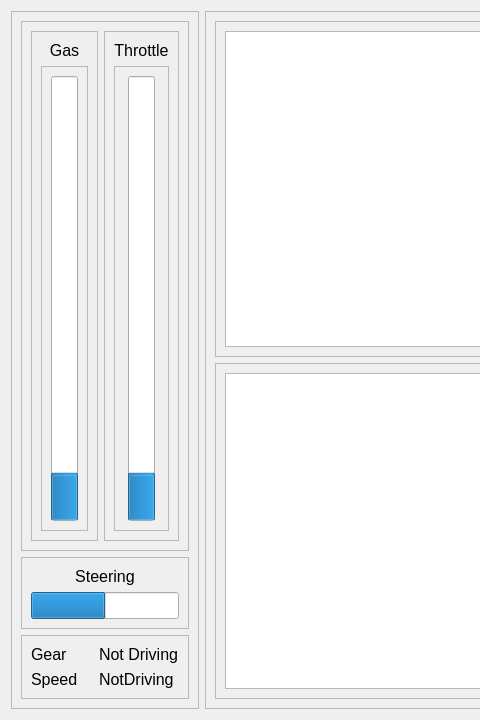
Before: the Qt Designer form ui/driverinput.ui in maxtorm12138/acc-engineer, drawn with Qt 5; both pictures show x 0 to 480 and y 0 to 720 of the 1280 by 720 pixel window.
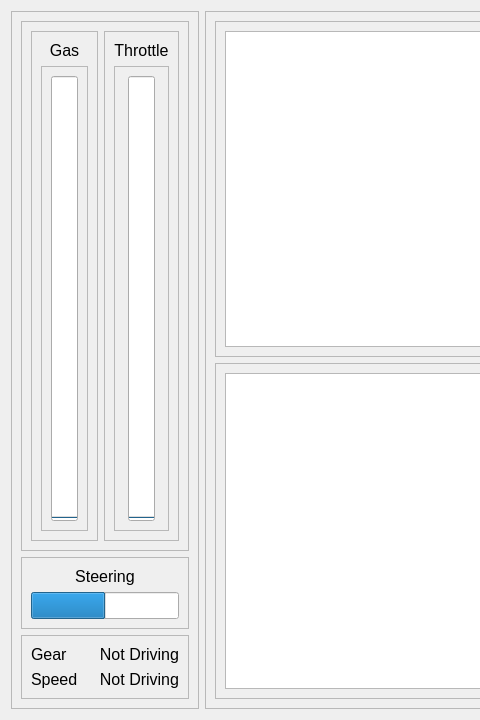
After: the same form once the commit is applied. Custom widgets are drawn as their Qt base class.

Patch:
```diff
--- a/ui/driverinput.ui
+++ b/ui/driverinput.ui
@@ -85,7 +85,7 @@
                   </sizepolicy>
                  </property>
                  <property name="value">
-                  <number>10</number>
+                  <number>0</number>
                  </property>
                  <property name="alignment">
                   <set>Qt::AlignJustify|Qt::AlignTop</set>
@@ -141,7 +141,7 @@
                   </sizepolicy>
                  </property>
                  <property name="value">
-                  <number>10</number>
+                  <number>0</number>
                  </property>
                  <property name="alignment">
                   <set>Qt::AlignJustify|Qt::AlignTop</set>
@@ -246,6 +246,9 @@
            <property name="text">
             <string>Not Driving</string>
            </property>
+           <property name="alignment">
+            <set>Qt::AlignRight|Qt::AlignTrailing|Qt::AlignVCenter</set>
+           </property>
           </widget>
          </item>
          <item row="1" column="0">
@@ -270,7 +273,10 @@
             </sizepolicy>
            </property>
            <property name="text">
-            <string>NotDriving</string>
+            <string>Not Driving</string>
+           </property>
+           <property name="alignment">
+            <set>Qt::AlignRight|Qt::AlignTrailing|Qt::AlignVCenter</set>
            </property>
           </widget>
          </item>
```
Left out of the diff: 2 changed lines with no effect on the pictures.
